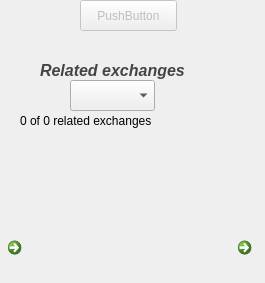
First picture: the form in widgetqmfobject.ui, repository ErnieAllen/XView, before the edit.
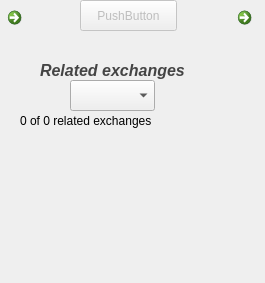
Second picture: the form after the edit. Custom widgets are drawn as their Qt base class.

Diff of the .ui file:
```diff
--- a/widgetqmfobject.ui
+++ b/widgetqmfobject.ui
@@ -214,7 +214,7 @@
    <property name="geometry">
     <rect>
      <x>230</x>
-     <y>230</y>
+     <y>0</y>
      <width>31</width>
      <height>41</height>
     </rect>
@@ -230,7 +230,7 @@
    <property name="geometry">
     <rect>
      <x>0</x>
-     <y>230</y>
+     <y>0</y>
      <width>31</width>
      <height>41</height>
     </rect>
```
